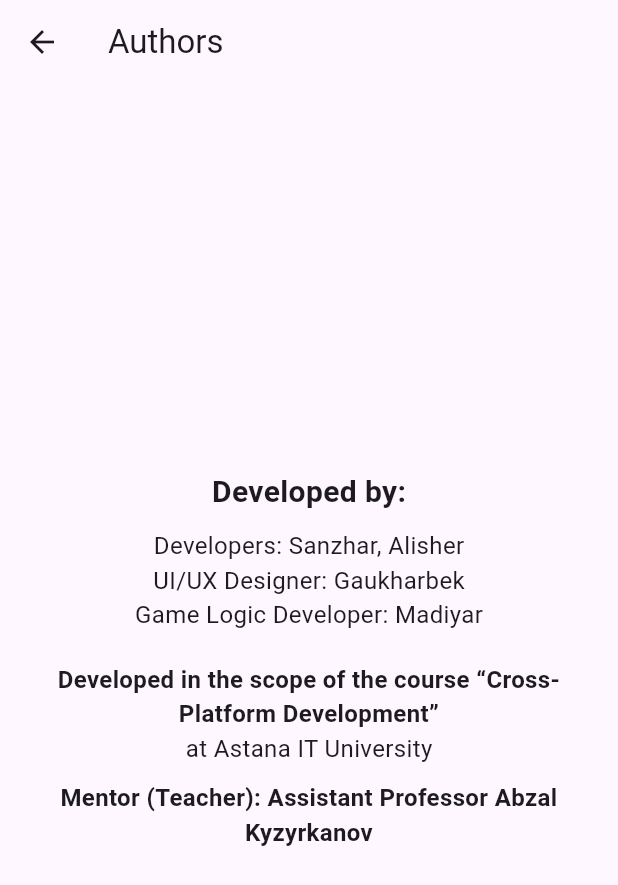
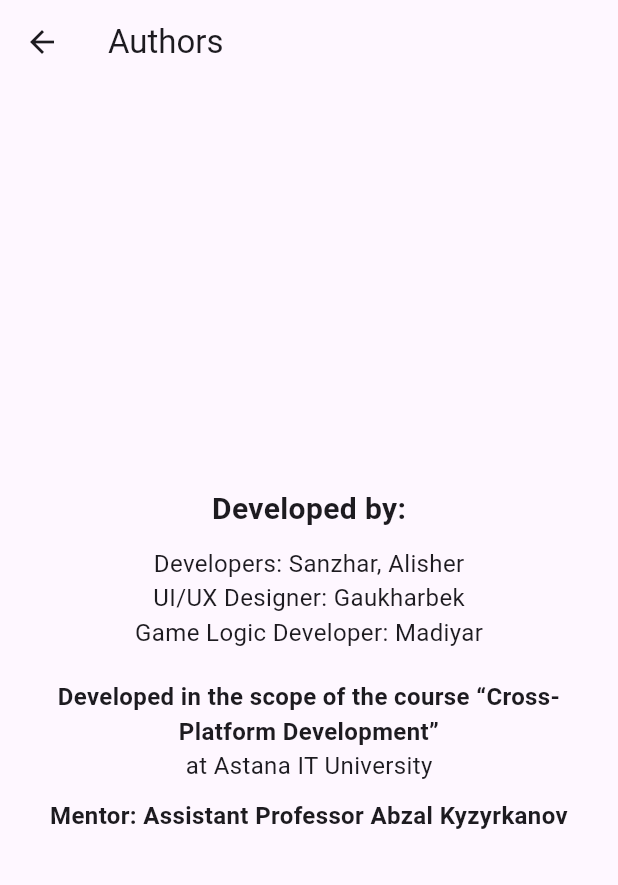
Before and after one commit to Kuvernoori/Tic-Tac-Toe, a Flutter app: the AuthorsPage screen opened directly, on a phone screen of 412 x 824 dp. Shown: the top 885 px of the screen. Run offline on Flutter 3.47's test engine with Material 3 defaults, Android fonts, the phone set to English and light mode, and no system bars.

Commit message:
Add files via upload

```diff
--- a/lib/authors_page.dart
+++ b/lib/authors_page.dart
@@ -14,37 +14,25 @@ class AuthorsPage extends StatelessWidget {
           padding: const EdgeInsets.all(16.0),
           child: Column(
             mainAxisAlignment: MainAxisAlignment.center,
-            children: const [
-              Text(
+            children: [
+              const Text(
                 'Developed by:',
                 style: TextStyle(fontSize: 20, fontWeight: FontWeight.bold),
               ),
-              SizedBox(height: 10),
-              Text(
-                'Developers: Sanzhar, Alisher',
-                style: TextStyle(fontSize: 16),
-              ),
-              Text(
-                'UI/UX Designer: Gaukharbek',
-                style: TextStyle(fontSize: 16),
-              ),
-              Text(
-                'Game Logic Developer: Madiyar',
-                style: TextStyle(fontSize: 16),
-              ),
-              SizedBox(height: 20),
-              Text(
+              const SizedBox(height: 10),
+              const Text('Developers: Sanzhar, Alisher', style: TextStyle(fontSize: 16)),
+              const Text('UI/UX Designer: Gaukharbek', style: TextStyle(fontSize: 16)),
+              const Text('Game Logic Developer: Madiyar', style: TextStyle(fontSize: 16)),
+              const SizedBox(height: 20),
+              const Text(
                 'Developed in the scope of the course “Cross-Platform Development”',
                 textAlign: TextAlign.center,
                 style: TextStyle(fontSize: 16, fontWeight: FontWeight.bold),
               ),
-              Text(
-                'at Astana IT University',
-                style: TextStyle(fontSize: 16),
-              ),
-              SizedBox(height: 10),
-              Text(
-                'Mentor (Teacher): Assistant Professor Abzal Kyzyrkanov',
+              const Text('at Astana IT University', style: TextStyle(fontSize: 16)),
+              const SizedBox(height: 10),
+              const Text(
+                'Mentor: Assistant Professor Abzal Kyzyrkanov',
                 textAlign: TextAlign.center,
                 style: TextStyle(fontSize: 16, fontWeight: FontWeight.bold),
               ),
```
